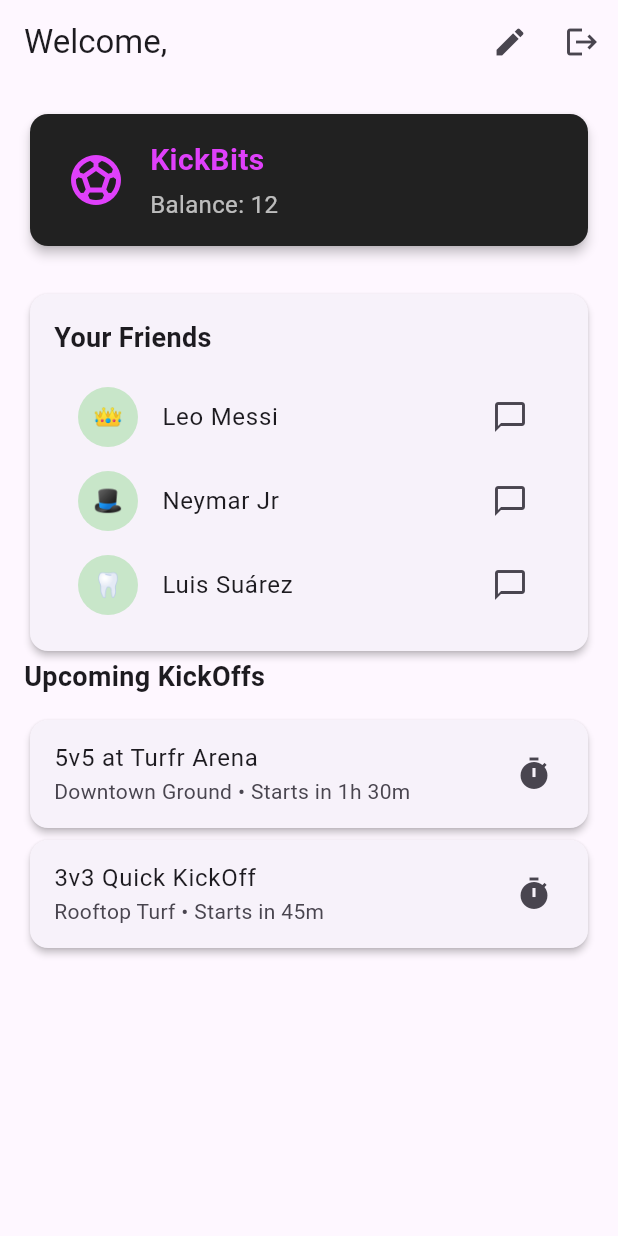
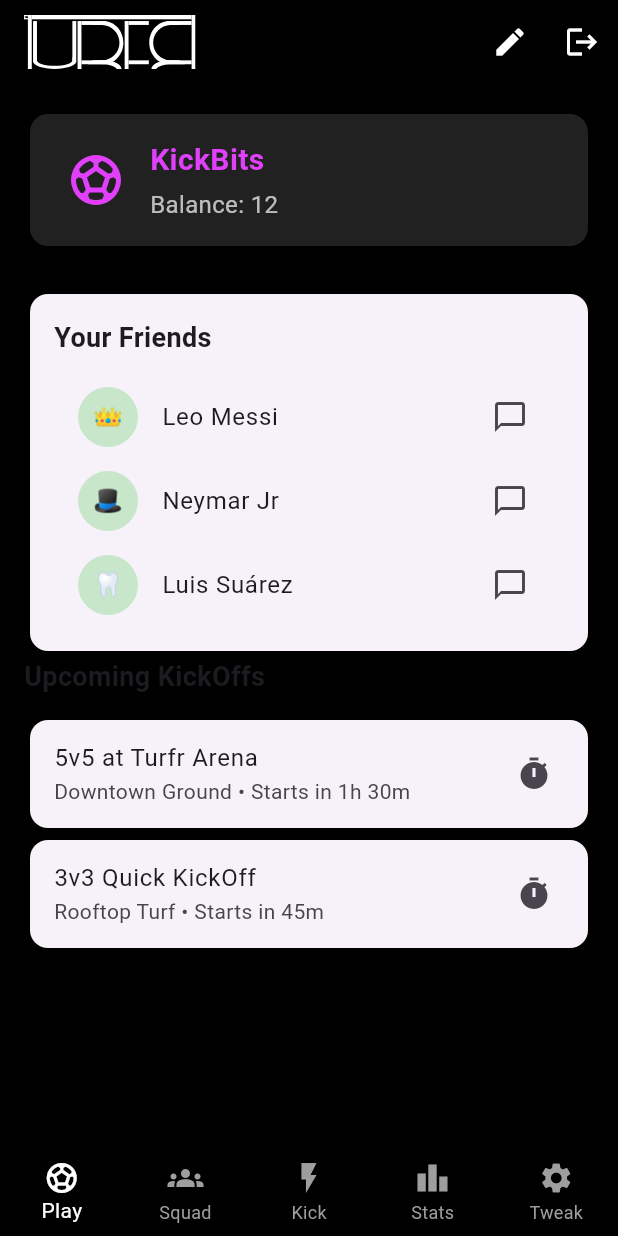
Before and after one commit to swar-101/turfr, a Flutter app: the screen it shows once a user with an empty profile is signed in, on a phone screen of 412 x 824 dp. Run offline on Flutter 3.47's test engine with Material 3 defaults, Android fonts, the phone set to English and light mode, and no system bars; our stand-ins replace cloud_firestore, firebase_auth, firebase_core, flutter_riverpod, flutter_svg, google_sign_in; accounts and stored records are empty.

Commit message:
Add Navbar to HomePage

```diff
--- a/lib/features/auth/presentation/home_page.dart
+++ b/lib/features/auth/presentation/home_page.dart
@@ -1,7 +1,7 @@
 import 'package:flutter/material.dart';
 import 'package:flutter_riverpod/flutter_riverpod.dart';
+import 'package:flutter_svg/flutter_svg.dart'; // <-- Added for SVG support
 import 'package:turfr_app/features/auth/providers.dart';
-
 import 'home_content.dart';
 
 class HomePage extends ConsumerWidget {
@@ -9,26 +9,69 @@ class HomePage extends ConsumerWidget {
 
   @override
   Widget build(BuildContext context, WidgetRef ref) {
-    final user = ref.watch(firebaseAuthProvider).currentUser;
+
     return Scaffold(
+      extendBodyBehindAppBar: true,
       appBar: AppBar(
-        title: Text('Welcome, ${user?.displayName ?? "user"}'),
+        backgroundColor: Colors.black.withValues(alpha: 178),
+        elevation: 0,
+        title: SvgPicture.asset(
+          'assets/images/turfr_logo.svg',
+          height: 36, // Adjust size to your liking
+          colorFilter: const ColorFilter.mode(Colors.white, BlendMode.srcIn),
+        ),
+        iconTheme: const IconThemeData(color: Colors.white),
+        actionsIconTheme: const IconThemeData(color: Colors.white),
         actions: [
           IconButton(
-            icon: Icon(Icons.edit),
+            icon: const Icon(Icons.edit),
             onPressed: () {
               Navigator.of(context).pushNamed('/editProfile');
             },
           ),
           IconButton(
-            icon: Icon(Icons.logout),
+            icon: const Icon(Icons.logout),
             onPressed: () async {
               await ref.read(authRepositoryProvider).signOut();
             },
           ),
         ],
       ),
-      body: const HomeContent(),
+      body: Container(
+        color: Colors.black,
+        child: SafeArea(
+          child: HomeContent(),
+        ),
+      ),
+      bottomNavigationBar: BottomNavigationBar(
+        type: BottomNavigationBarType.fixed,
+        backgroundColor: Colors.black,
+        selectedItemColor: Colors.white,
+        unselectedItemColor: Colors.grey,
+        currentIndex: 0, // default selection
+        items: const [
+          BottomNavigationBarItem(
+            icon: Icon(Icons.sports_soccer), // ⚽ Home-ish
+            label: 'Play',
+          ),
+          BottomNavigationBarItem(
+            icon: Icon(Icons.groups), // 👥 Social/Friends
+            label: 'Squad',
+          ),
+          BottomNavigationBarItem(
+            icon: Icon(Icons.flash_on), // ⚡ Action/Highlights
+            label: 'Kick',
+          ),
+          BottomNavigationBarItem(
+            icon: Icon(Icons.leaderboard), // 🏆 Leaderboard
+            label: 'Stats',
+          ),
+          BottomNavigationBarItem(
+            icon: Icon(Icons.settings), // ⚙️ Settings
+            label: 'Tweak',
+          ),
+        ],
+      ),
     );
   }
 }
```
